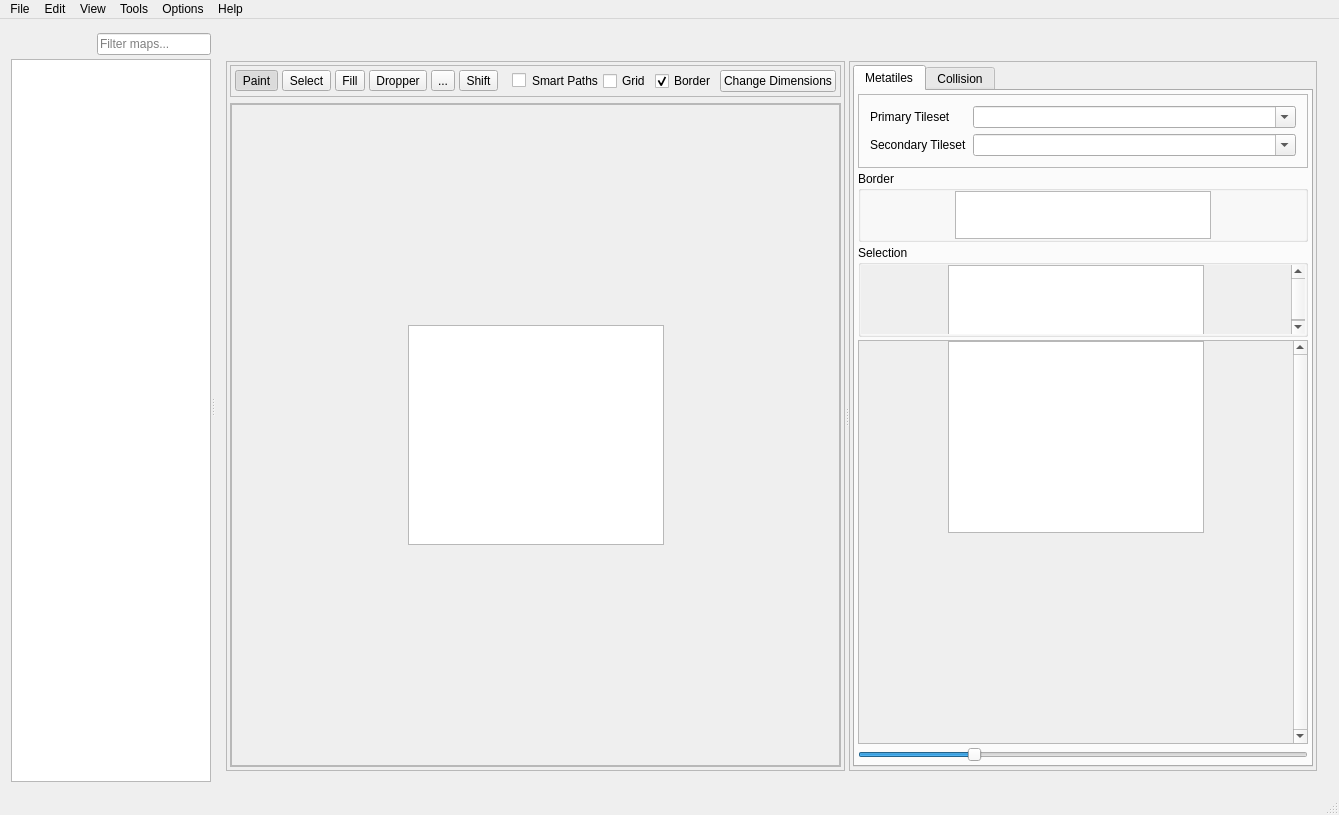
First picture: the form in forms/mainwindow.ui, repository huderlem/porymap, before the edit.
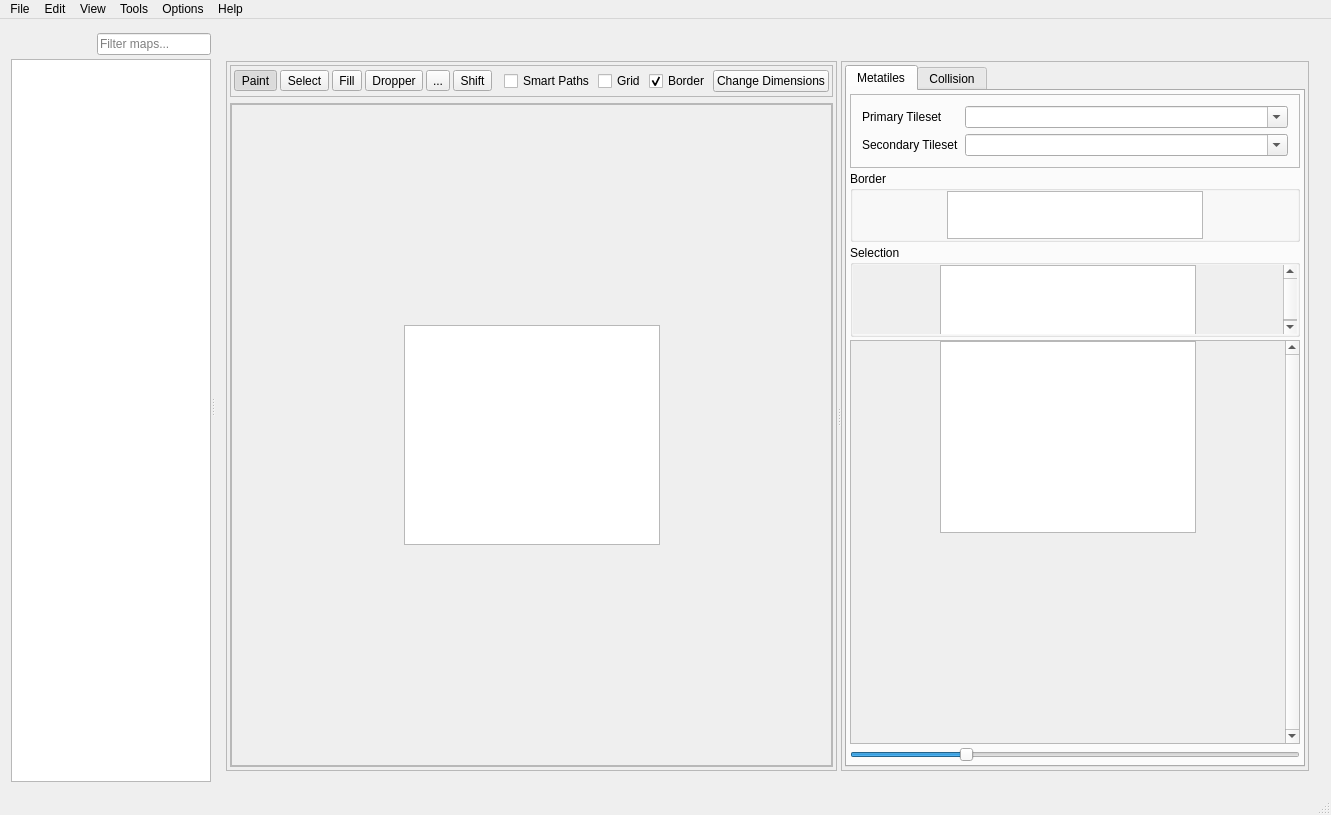
Second picture: the form after the edit. Icons and pictures are not drawn. Custom widgets are drawn as their Qt base class.

Commit message: Implement FlowLayout for frame_mapTools

```diff
--- a/forms/mainwindow.ui
+++ b/forms/mainwindow.ui
@@ -488,19 +488,43 @@
                   </property>
                   <layout class="QHBoxLayout" name="horizontalLayout_2">
                    <property name="spacing">
-                    <number>4</number>
+                    <number>3</number>
                    </property>
                    <property name="leftMargin">
-                    <number>4</number>
+                    <number>3</number>
                    </property>
                    <property name="topMargin">
-                    <number>4</number>
+                    <number>3</number>
                    </property>
                    <property name="rightMargin">
-                    <number>4</number>
+                    <number>3</number>
                    </property>
                    <property name="bottomMargin">
-                    <number>4</number>
+                    <number>3</number>
+                   </property>
+                   <item>
+                    <widget class="QFrame" name="frame_toolButtons">
+                     <property name="frameShape">
+                      <enum>QFrame::NoFrame</enum>
+                     </property>
+                     <property name="frameShadow">
+                      <enum>QFrame::Raised</enum>
+                     </property>
+                     <layout class="QHBoxLayout" name="horizontalLayout_17">
+                      <property name="spacing">
+                       <number>3</number>
+                      </property>
+                      <property name="leftMargin">
+                       <number>0</number>
+                      </property>
+                      <property name="topMargin">
+                       <number>0</number>
+                      </property>
+                      <property name="rightMargin">
+                       <number>9</number>
+                      </property>
+                      <property name="bottomMargin">
+                       <number>0</number>
                    </property>
                    <item>
                     <widget class="QToolButton" name="toolButton_Paint">
@@ -616,14 +640,14 @@
                      </property>
                     </widget>
                    </item>
+                     </layout>
+                    </widget>
+                   </item>
                    <item>
                     <widget class="QCheckBox" name="checkBox_smartPaths">
                      <property name="toolTip">
                       <string>&lt;html&gt;&lt;head/&gt;&lt;body&gt;&lt;p&gt;Smart-path mode allows easier drawing of paths. If a 3x3 metatile block is selcted in the right panel, then smart path mode will automatically form a pathway using those selected blocks.&lt;/p&gt;&lt;p&gt;When smart-path mode is &lt;span style=&quot; font-weight:600;&quot;&gt;not&lt;/span&gt; enabled, clicking and dragging a selection will tile it in a grid.&lt;/p&gt;&lt;p&gt;Hold down the &lt;span style=&quot; font-weight:600;&quot;&gt;shift&lt;/span&gt; key while editing to quickly enable smart-path mode.&lt;/p&gt;&lt;/body&gt;&lt;/html&gt;</string>
                      </property>
-                     <property name="styleSheet">
-                      <string notr="true">margin-left: 10px</string>
-                     </property>
                      <property name="text">
                       <string>Smart Paths</string>
                      </property>
```
Left out of the diff: 2 changed lines with no effect on the pictures. Lines whose indentation alone changed are shown as unchanged. The commit also changes 1 other file.
